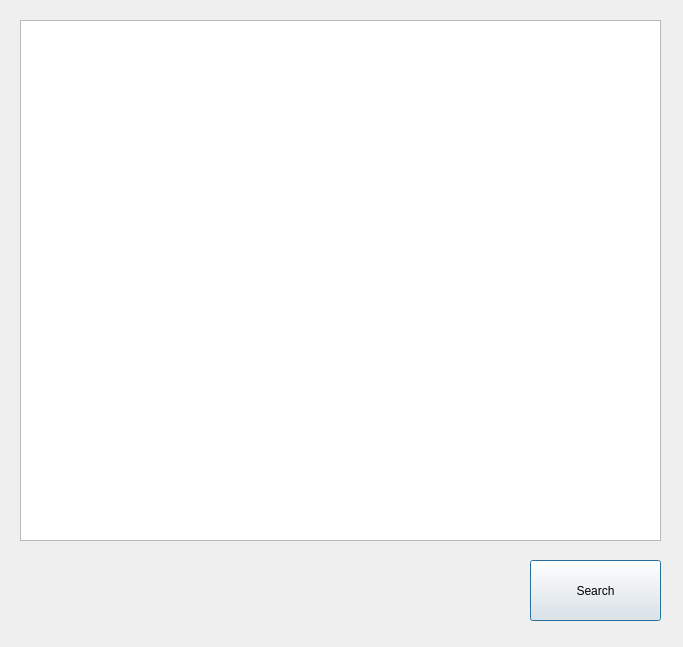
Before: the Qt Designer form UI/ui_folder/Alarm_List.ui in 723poil/CIMS_project, drawn with Qt 5.
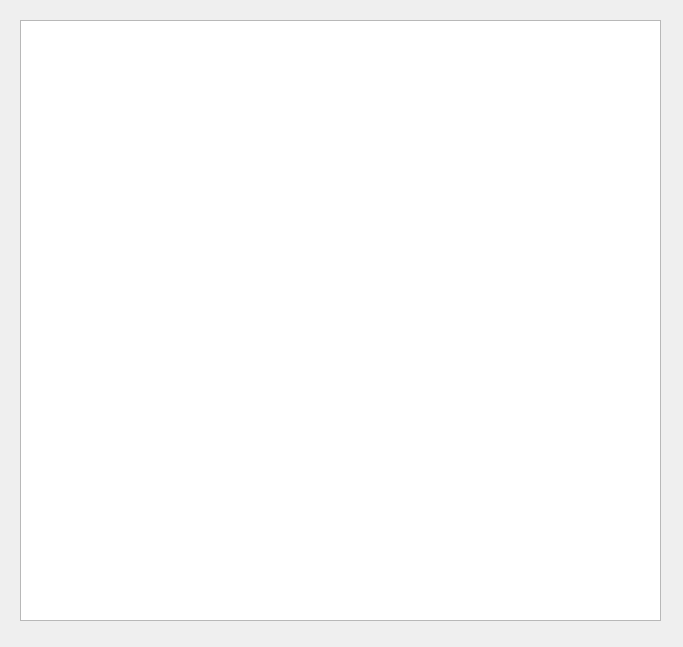
After: the same form once the commit is applied.

```diff
--- a/UI/ui_folder/Alarm_List.ui
+++ b/UI/ui_folder/Alarm_List.ui
@@ -13,26 +13,13 @@
   <property name="windowTitle">
    <string>Alarm List</string>
   </property>
-  <widget class="QPushButton" name="SearchButton">
-   <property name="geometry">
-    <rect>
-     <x>530</x>
-     <y>560</y>
-     <width>131</width>
-     <height>61</height>
-    </rect>
-   </property>
-   <property name="text">
-    <string>Search</string>
-   </property>
-  </widget>
   <widget class="QListWidget" name="listWidget">
    <property name="geometry">
     <rect>
      <x>20</x>
      <y>20</y>
      <width>641</width>
-     <height>521</height>
+     <height>601</height>
     </rect>
    </property>
    <property name="font">
```
